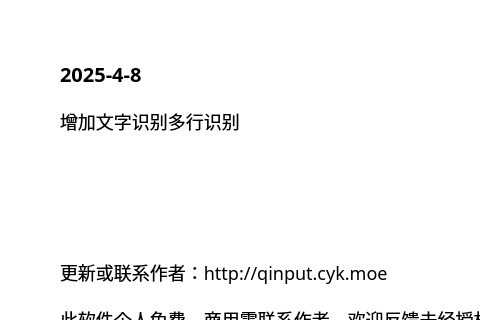
Qt form source/ui/AboutUi.ui (ChiyukiGana/Quickinput) before a commit; both pictures show x 0 to 480 and y 0 to 320 of the 640 by 440 pixel window.
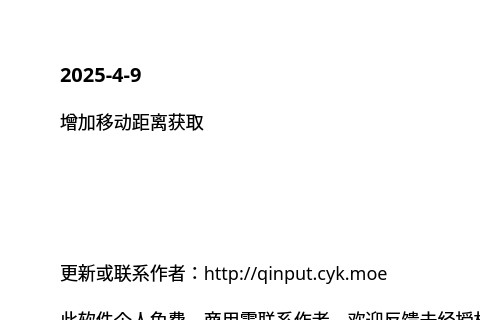
The same form after that commit.

Diff of the .ui file:
```diff
--- a/source/ui/AboutUi.ui
+++ b/source/ui/AboutUi.ui
@@ -91,7 +91,7 @@
          <string notr="true">font-size:20px</string>
         </property>
         <property name="text">
-         <string>2025-4-8</string>
+         <string>2025-4-9</string>
         </property>
         <property name="textFormat">
          <enum>Qt::PlainText</enum>
@@ -107,7 +107,7 @@
          </sizepolicy>
         </property>
         <property name="text">
-         <string>增加文字识别多行识别</string>
+         <string>增加移动距离获取</string>
         </property>
         <property name="textFormat">
          <enum>Qt::PlainText</enum>
```
